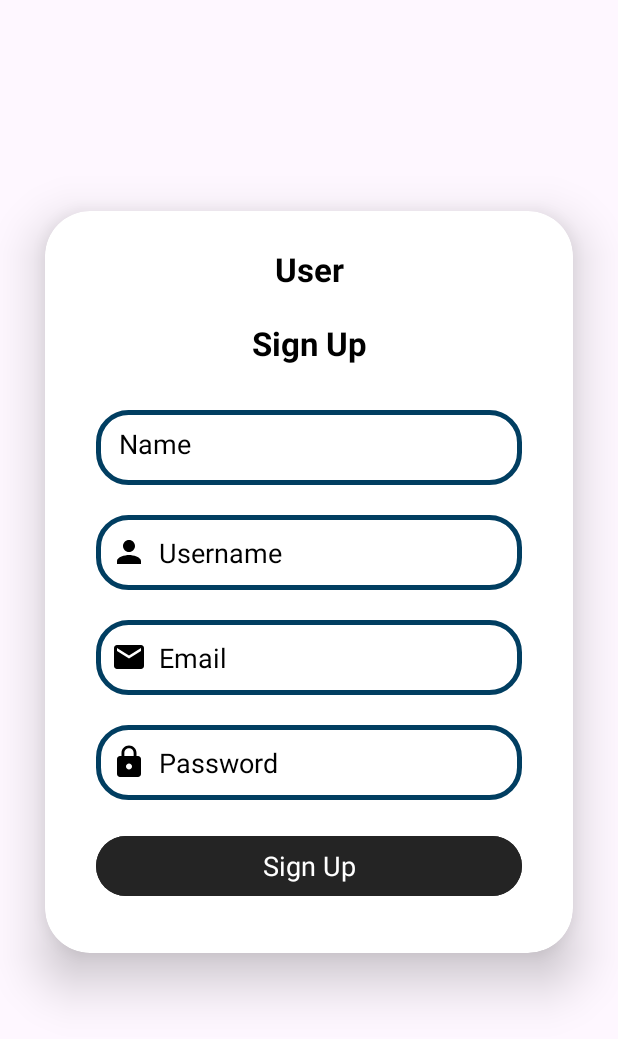
After one commit to Abtahe103/CardiacRecorder, an Android app: the SignupPage screen opened directly, with no data from a screen before it, on a phone screen of 412 x 824 dp. The commit adds this screen. Shown: the top 1039 px of the screen. Run offline under Robolectric (Android 15) with nearby library versions, the phone set to English and light mode, and no system bars; our stand-ins replace Firebase (no records; nobody signed in at launch, a user with empty details on screens opened directly).

Commit message:
Sign page added by Abtahe103

```diff
--- a/app/src/main/AndroidManifest.xml
+++ b/app/src/main/AndroidManifest.xml
@@ -13,6 +13,9 @@
         android:theme="@style/Theme.CardiacRecorder"
         tools:targetApi="31">
         <activity
+            android:name=".SignupPage"
+            android:exported="false" />
+        <activity
             android:name=".LoginPage"
             android:exported="true">
             <intent-filter>
--- a/app/src/main/res/layout/activity_main.xml
+++ b/app/src/main/res/layout/activity_login_page.xml
@@ -5,7 +5,9 @@
     android:layout_width="match_parent"
     android:layout_height="match_parent"
     tools:context=".LoginPage"
-    android:orientation="horizontal">
+    android:orientation="horizontal"
+    android:gravity="center"
+    android:layout_gravity="center">
 
     <androidx.cardview.widget.CardView
         android:layout_width="match_parent"
@@ -23,7 +25,7 @@
             <TextView
                 android:layout_width="match_parent"
                 android:layout_height="wrap_content"
-                android:text="Job Seeker"
+                android:text="User"
                 android:textColor="#000000"
                 android:layout_margin="10dp"
                 android:textAppearance="?android:textAppearanceLarge"
--- /dev/null
+++ b/app/src/main/res/layout/activity_signup_page.xml
@@ -0,0 +1,113 @@
+<?xml version="1.0" encoding="utf-8"?>
+<LinearLayout xmlns:android="http://schemas.android.com/apk/res/android"
+    xmlns:app="http://schemas.android.com/apk/res-auto"
+    xmlns:tools="http://schemas.android.com/tools"
+    android:layout_width="match_parent"
+    android:layout_height="match_parent"
+    android:orientation="vertical"
+    android:layout_gravity="center"
+    android:gravity="center"
+    tools:context=".SignupPage">
+    <androidx.cardview.widget.CardView
+        android:layout_width="match_parent"
+        android:layout_height="wrap_content"
+        android:layout_margin="30dp"
+        app:cardCornerRadius="30dp"
+        app:cardElevation="20dp"
+        android:background="@drawable/custom_edittext"
+        tools:ignore="MissingConstraints">
+    <LinearLayout
+        android:layout_width="match_parent"
+        android:layout_height="wrap_content"
+        android:orientation="vertical"
+        android:layout_gravity="center_horizontal"
+        android:padding="24dp">
+        <TextView
+            android:layout_width="match_parent"
+            android:layout_height="wrap_content"
+            android:text="User"
+            android:textColor="#000000"
+            android:textAppearance="?android:textAppearanceLarge"
+            android:gravity="center"
+            android:layout_marginBottom="20dp"
+            android:textStyle="bold"
+            />
+        <TextView
+            android:layout_width="match_parent"
+            android:layout_height="wrap_content"
+            android:text="Sign Up"
+            android:textColor="#000000"
+            android:textAppearance="?android:textAppearanceLarge"
+            android:gravity="center"
+            android:layout_marginBottom="20dp"
+            android:textStyle="bold"
+            />
+        <EditText
+            android:id="@+id/firstName"
+            android:layout_width="match_parent"
+            android:layout_height="50dp"
+            android:layout_margin="10dp"
+            android:hint="Name"
+            android:padding="15dp"
+            android:background="@drawable/custom_edittext"
+            android:textColorHint="#000000"
+            android:textColor="#000000"/>
+
+        <EditText
+            android:id="@+id/user_signup"
+            android:layout_width="match_parent"
+            android:layout_height="50dp"
+            android:layout_margin="10dp"
+            android:drawableLeft="@drawable/person"
+            android:drawablePadding="8dp"
+            android:hint="Username"
+            android:padding="10dp"
+            android:background="@drawable/custom_edittext"
+            android:textColorHint="#000000"
+            android:textColor="#000000"/>
+        <EditText
+            android:id="@+id/email_signup"
+            android:layout_width="match_parent"
+            android:layout_height="50dp"
+            android:layout_margin="10dp"
+            android:drawableLeft="@drawable/email"
+            android:drawablePadding="8dp"
+            android:hint="Email"
+            android:padding="10dp"
+            android:background="@drawable/custom_edittext"
+            android:textColorHint="#000000"
+            android:textColor="#000000"/>
+
+        <EditText
+            android:id="@+id/password_signup"
+            android:layout_width="match_parent"
+            android:layout_height="50dp"
+            android:layout_margin="10dp"
+            android:drawableLeft="@drawable/password"
+            android:drawablePadding="8dp"
+            android:hint="Password"
+            android:padding="10dp"
+            android:background="@drawable/custom_edittext"
+            android:textColorHint="#000000"
+            android:textColor="#000000"/>
+
+        <Button
+            android:layout_width="match_parent"
+            android:layout_height="wrap_content"
+            android:layout_margin="10dp"
+            android:text="Sign Up"
+            android:backgroundTint="#242424"
+            android:textAppearance="?android:textAppearanceMedium"
+            android:id="@+id/btn_signup"
+            />
+    </LinearLayout>
+
+    </androidx.cardview.widget.CardView>
+    <ProgressBar
+        android:progressBackgroundTint="#cf3e00"
+        android:progressTint="#cf3e00"
+        android:id="@+id/progressBarId"
+        android:layout_width="match_parent"
+        android:layout_height="wrap_content" />
+
+</LinearLayout>
```
Also changed, not shown: app/src/main/java/com/example/cardiacrecorder/LoginPage.java (+6 -8 lines), app/src/main/java/com/example/cardiacrecorder/SignupPage.java (added, +152 -0 lines).
